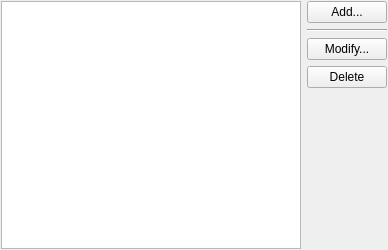
This is src/plugins/azoth/accountslistwidget.ui in 0xd34df00d/leechcraft as Qt 5 draws it before an edit. The edited form follows.
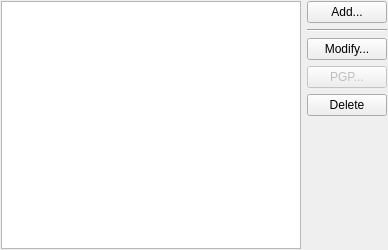
This is the edited form.

```diff
--- a/src/plugins/azoth/accountslistwidget.ui
+++ b/src/plugins/azoth/accountslistwidget.ui
@@ -55,6 +55,16 @@
          </property>
         </widget>
        </item>
+       <item>
+        <widget class="QPushButton" name="PGP_">
+         <property name="enabled">
+          <bool>false</bool>
+         </property>
+         <property name="text">
+          <string>PGP...</string>
+         </property>
+        </widget>
+       </item>
        <item>
         <widget class="QPushButton" name="Delete_">
          <property name="text">
```
